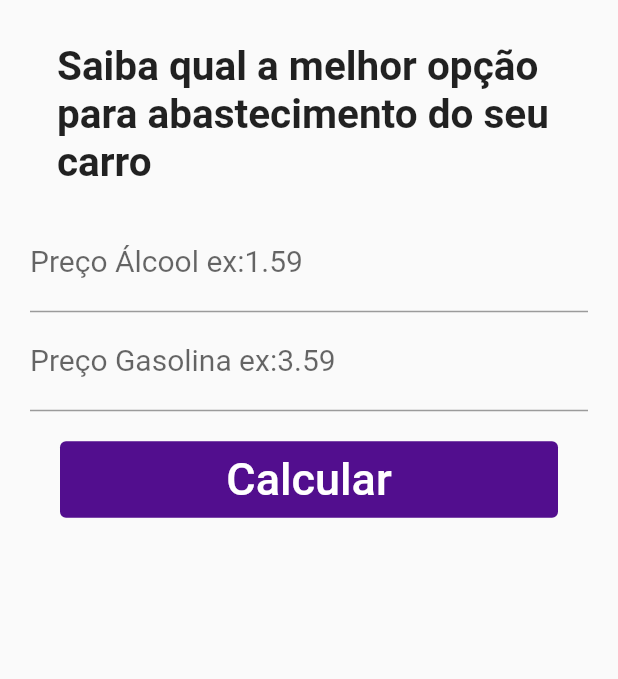
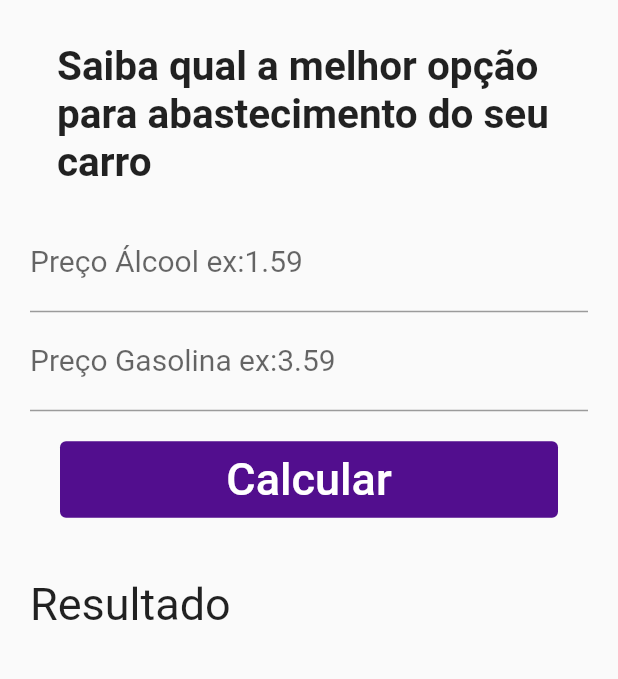
Before and after one commit to Victor323232/alcohol-and-gasoline, a Flutter app: the screen it shows after launch, on a phone screen of 412 x 824 dp, the part 259-938 px from its top. Run offline on Flutter 3.47's test engine with Material 2 defaults, Android fonts, the phone set to English and light mode, and no system bars.

Commit message:
add result

```diff
--- a/lib/calculo.dart
+++ b/lib/calculo.dart
@@ -71,7 +71,17 @@ class _calculoState extends State<calculo> {
                  onPressed: (){},
                )
 
-           )
+           ),
+            Padding(
+                padding: EdgeInsets.only(top: 20),
+                child: Text("Resultado",
+                 style: TextStyle(
+                   fontSize: 30
+                 ),
+                ) ,
+
+            )
+
           ],
         ),
 
```
